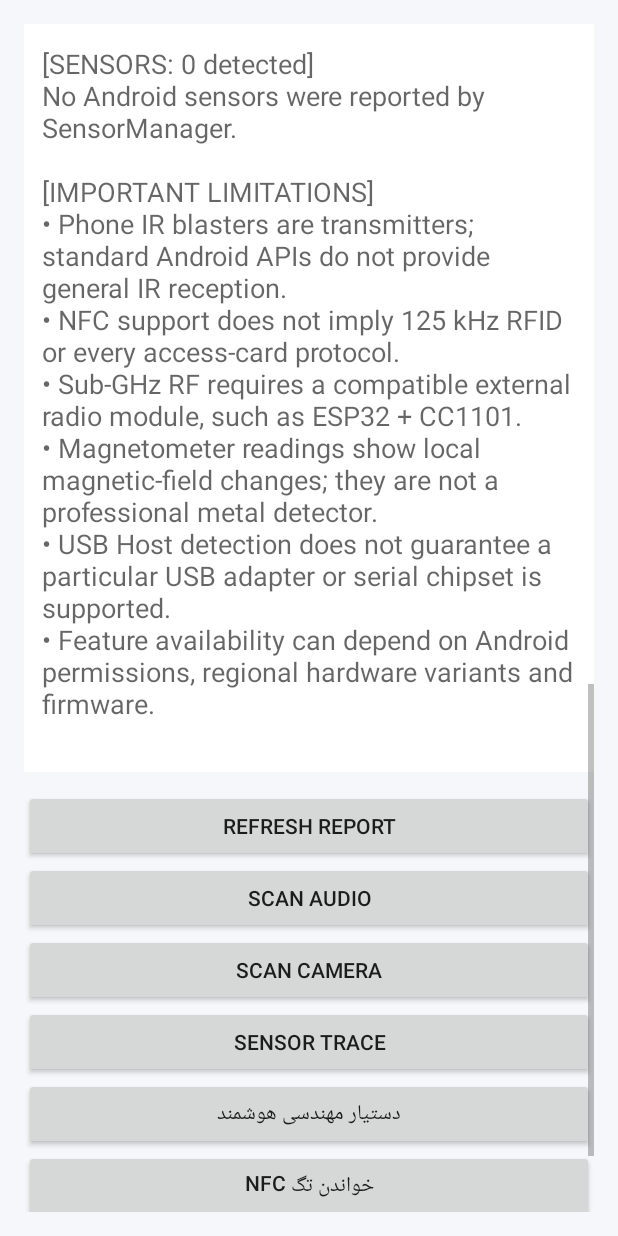
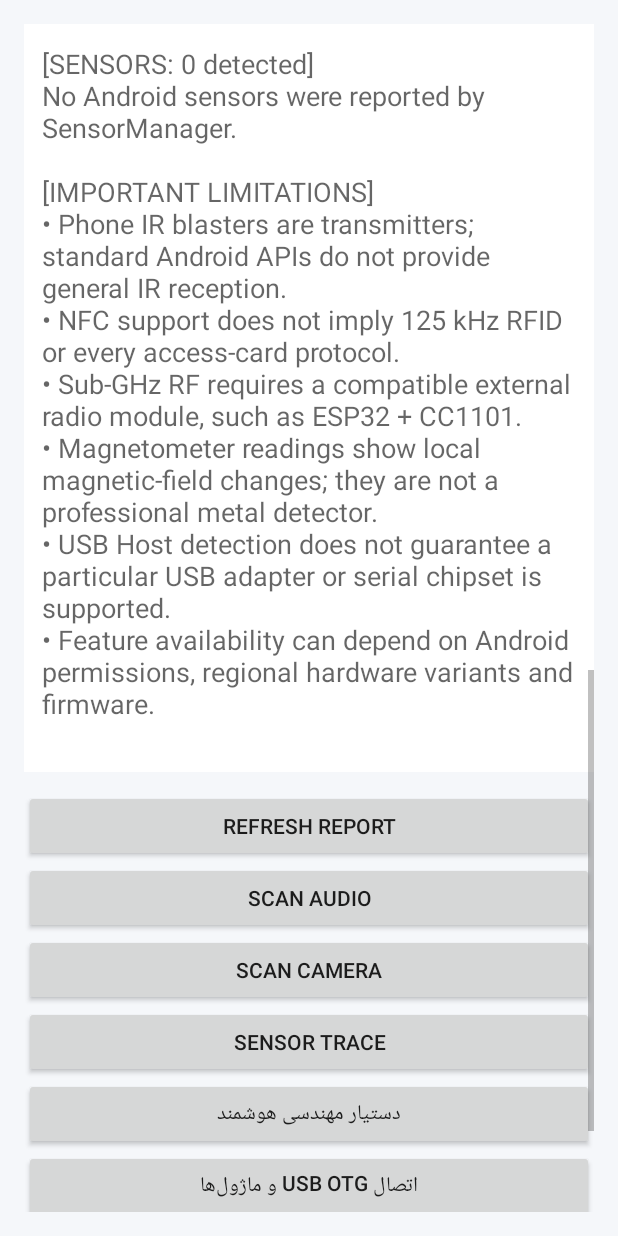
Before and after one commit to naserhajipour/phone-flipper, an Android app: the screen it shows after launch (MainActivity), scrolled down 1153 dp, on a phone screen of 412 x 824 dp. Run offline under Robolectric (Android 15) with nearby library versions, the phone set to English and light mode, and no system bars.

Commit message:
Add USB OTG entry point to dashboard

```diff
--- a/app/src/main/res/layout/activity_main.xml
+++ b/app/src/main/res/layout/activity_main.xml
@@ -76,6 +76,12 @@
             android:text="دستیار مهندسی هوشمند" />
 
         <Button
+            android:id="@+id/btnUsbSerial"
+            android:layout_width="match_parent"
+            android:layout_height="wrap_content"
+            android:text="اتصال USB OTG و ماژول‌ها" />
+
+        <Button
             android:id="@+id/btnNfcReader"
             android:layout_width="match_parent"
             android:layout_height="wrap_content"
```
